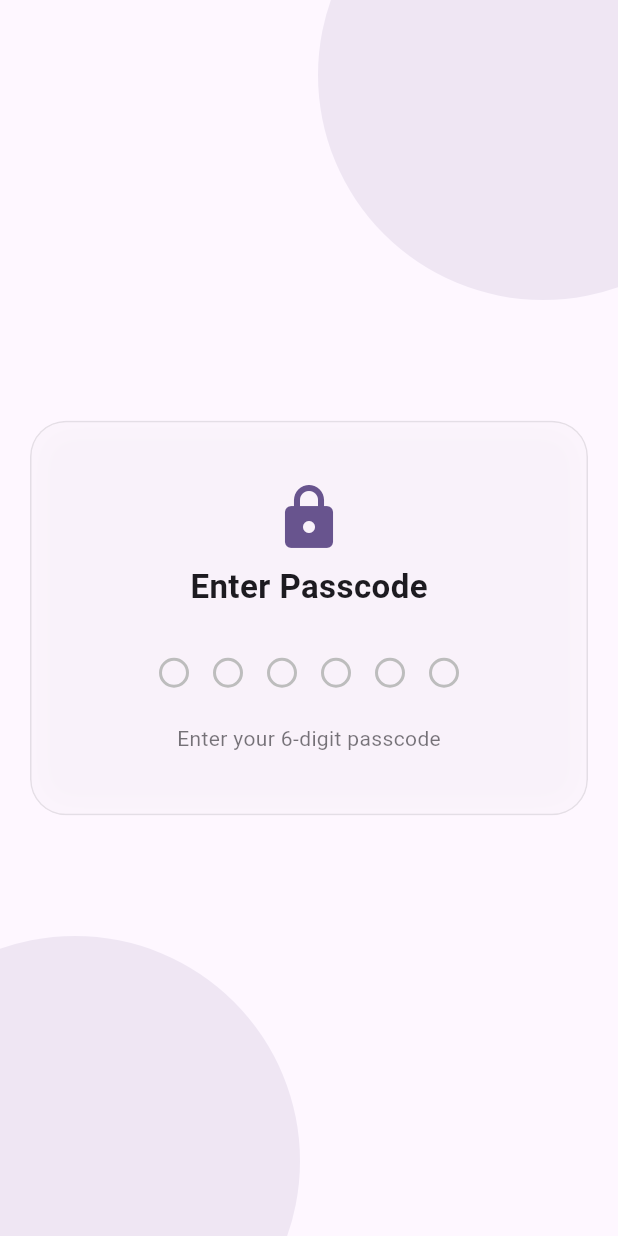
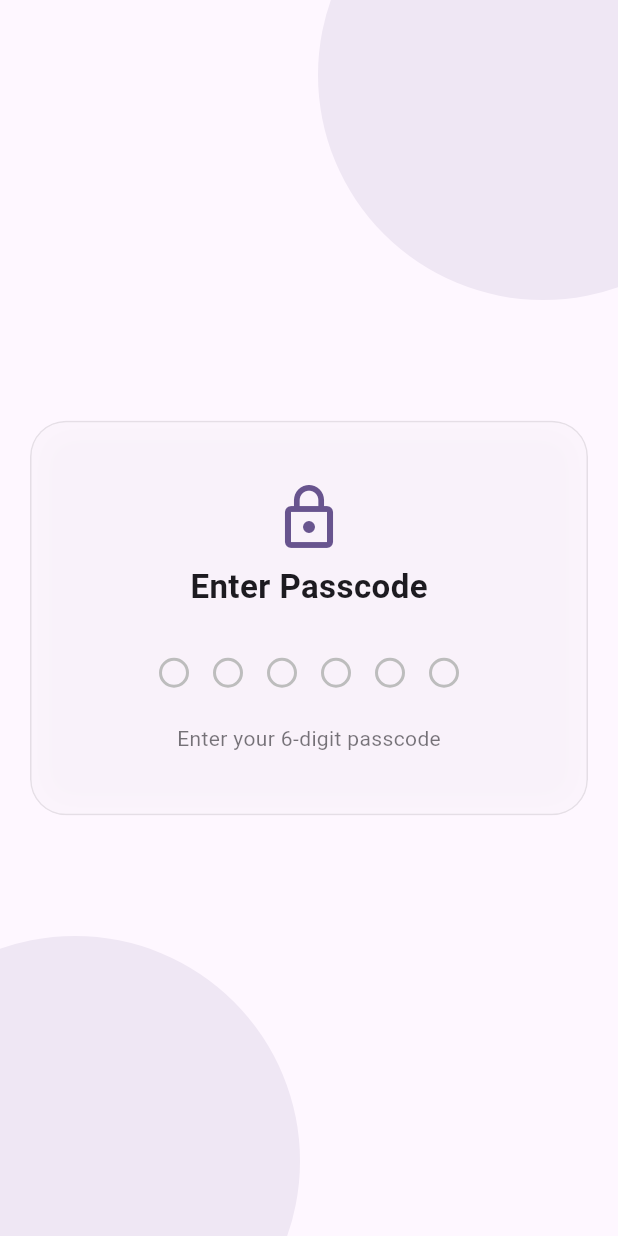
Before and after one commit to powershell1/Vaulta, a Flutter app: the screen it shows after launch, on a phone screen of 412 x 824 dp. Run offline on Flutter 3.47's test engine with Material 3 defaults, Android fonts, the phone set to English and light mode, and no system bars; missing offline and left inert: bcrypt, flutter_jailbreak_detection, flutter_udid.

Commit message:
Add jailbreak detection also use bcrypt hashing technique to passcode checking.

```diff
--- a/lib/main.dart
+++ b/lib/main.dart
@@ -1,6 +1,9 @@
+import 'dart:io';
+
 import 'package:flutter/material.dart';
-import 'package:provider/provider.dart';
+import 'package:flutter/services.dart';
 import 'package:vaulta/screens/passcode.dart';
+import 'package:flutter_jailbreak_detection/flutter_jailbreak_detection.dart';
 
 // Global navigator key to access navigation from anywhere
 final GlobalKey<NavigatorState> navigatorKey = GlobalKey<NavigatorState>();
@@ -12,17 +15,30 @@
 
 // Wrapper to monitor app lifecycle
 class AppLifecycleWrapper extends StatefulWidget {
-  const AppLifecycleWrapper({Key? key}) : super(key: key);
+  const AppLifecycleWrapper({super.key});
 
   @override
   State<AppLifecycleWrapper> createState() => _AppLifecycleWrapperState();
 }
 
-class _AppLifecycleWrapperState extends State<AppLifecycleWrapper> with WidgetsBindingObserver {
+class _AppLifecycleWrapperState extends State<AppLifecycleWrapper>
+    with WidgetsBindingObserver {
   bool _showWhiteScreen = false;
+
+  void jailbreakDetection() async {
+    bool isJailbreak = await FlutterJailbreakDetection.jailbroken;
+    if (isJailbreak) {
+      if (Platform.isAndroid) {
+        SystemNavigator.pop();
+      } else if (Platform.isIOS) {
+        exit(0);
+      }
+    }
+  }
 
   @override
   void initState() {
+    jailbreakDetection();
     super.initState();
     WidgetsBinding.instance.addObserver(this);
   }
@@ -35,38 +51,44 @@
 
   @override
   void didChangeAppLifecycleState(AppLifecycleState state) {
+    // Check for jailbreak detection when the app is resumed=
     if (state == AppLifecycleState.inactive) {
       setState(() {
         _showWhiteScreen = true;
       });
     }
     if (state == AppLifecycleState.resumed) {
-
-      // When app comes back to foreground, navigate to passcode screen
-      WidgetsBinding.instance.addPostFrameCallback((_) {
+      jailbreakDetection();
       navigatorKey.currentState?.pushAndRemoveUntil(
         MaterialPageRoute(builder: (context) => const PasscodeScreen()),
         (route) => false,
       );
+
+      // Reset white screen after navigation
+      if (mounted) {
         setState(() {
           _showWhiteScreen = false;
         });
-      });
+      }
     }
   }
 
   @override
   Widget build(BuildContext context) {
-    return _showWhiteScreen ? Container(
+    if (_showWhiteScreen) {
+      return Container(
         color: Colors.white,
         width: double.infinity,
         height: double.infinity,
-    ) : const MyApp();
+      );
+    } else {
+      return const MyApp();
+    }
   }
 }
 
 class MyApp extends StatelessWidget {
-  const MyApp({Key? key}) : super(key: key);
+  const MyApp({super.key});
 
   @override
   Widget build(BuildContext context) {
@@ -83,7 +105,7 @@
 }
 
 class HomeScreen extends StatelessWidget {
-  const HomeScreen({Key? key}) : super(key: key);
+  const HomeScreen({super.key});
 
   @override
   Widget build(BuildContext context) {
--- a/lib/screens/passcode.dart
+++ b/lib/screens/passcode.dart
@@ -2,9 +2,11 @@ import 'package:flutter/material.dart';
 import 'package:flutter/services.dart';
 import 'package:vaulta/main.dart';
 import 'dart:ui';
+import 'package:bcrypt/bcrypt.dart';
+import 'package:flutter_udid/flutter_udid.dart';
 
 class PasscodeScreen extends StatefulWidget {
-  const PasscodeScreen({Key? key}) : super(key: key);
+  const PasscodeScreen({super.key});
 
   @override
   _PasscodeScreenState createState() => _PasscodeScreenState();
@@ -13,7 +15,7 @@ class PasscodeScreen extends StatefulWidget {
 class PasscodeDisplay extends StatelessWidget {
   final bool isInput;
 
-  const PasscodeDisplay({Key? key, required this.isInput}) : super(key: key);
+  const PasscodeDisplay({super.key, required this.isInput});
 
   @override
   Widget build(BuildContext context) {
@@ -33,7 +35,7 @@ class PasscodeDisplay extends StatelessWidget {
         boxShadow: isInput
             ? [
                 BoxShadow(
-                  color: Theme.of(context).primaryColor.withOpacity(0.3),
+                  color: Theme.of(context).primaryColor.withValues(alpha: 0.3),
                   blurRadius: 8,
                   spreadRadius: 1,
                 )
@@ -50,11 +52,26 @@ class _PasscodeScreenState extends State<PasscodeScreen>
   final FocusNode _focusNode = FocusNode();
   late AnimationController _animationController;
   late Animation<double> _animation;
-  bool _isLoading = false;
+  late bool _isLoading = false;
+  late bool _unlocked = false;
+  late String _hashedPasscode;
+
+  Future<void> _generateHashedPasscode() async {
+    // In production, you'd retrieve this from secure storage instead of generating it
+    String salt;
+    print(BCrypt.gensalt());
+    salt = await FlutterUdid.udid;
+    salt = "\$2a\$10\$${salt}p.pummiphach";
+    _hashedPasscode = BCrypt.hashpw(
+      "123456",
+      salt,
+    );
+  }
 
   @override
   void initState() {
     super.initState();
+    _generateHashedPasscode();
     _animationController = AnimationController(
       duration: const Duration(milliseconds: 200),
       vsync: this,
@@ -80,10 +97,13 @@ class _PasscodeScreenState extends State<PasscodeScreen>
   }
 
   Future<bool> _isPasscodeValid(String passcode) async {
-    // Simulate a network call or database check
-    await Future.delayed(const Duration(seconds: 1));
-    return passcode ==
-        '123456'; // Replace with your actual passcode validation logic
+    bool checkPass = BCrypt.checkpw(
+      passcode,
+      _hashedPasscode,
+    );
+    await Future.delayed(const Duration(milliseconds: 500));
+    _unlocked = checkPass;
+    return checkPass;
   }
 
   Future<void> checkPasscode(String passcode) async {
@@ -145,7 +165,7 @@ class _PasscodeScreenState extends State<PasscodeScreen>
                 width: 300,
                 height: 300,
                 decoration: BoxDecoration(
-                  color: theme.colorScheme.primary.withOpacity(0.1),
+                  color: theme.colorScheme.primary.withValues(alpha: 0.1),
                   shape: BoxShape.circle,
                 ),
               ),
@@ -157,7 +177,7 @@ class _PasscodeScreenState extends State<PasscodeScreen>
                 width: 300,
                 height: 300,
                 decoration: BoxDecoration(
-                  color: theme.colorScheme.primary.withOpacity(0.1),
+                  color: theme.colorScheme.primary.withValues(alpha: 0.1),
                   shape: BoxShape.circle,
                 ),
               ),
@@ -183,15 +203,16 @@ class _PasscodeScreenState extends State<PasscodeScreen>
                           padding: const EdgeInsets.symmetric(
                               horizontal: 30, vertical: 40),
                           decoration: BoxDecoration(
-                            color: theme.colorScheme.surface.withOpacity(0.8),
+                            color: theme.colorScheme.surface
+                                .withValues(alpha: 0.8),
                             borderRadius: BorderRadius.circular(24),
                             border: Border.all(
-                              color:
-                                  theme.colorScheme.onSurface.withOpacity(0.1),
+                              color: theme.colorScheme.onSurface
+                                  .withValues(alpha: 0.1),
                             ),
                             boxShadow: [
                               BoxShadow(
-                                color: Colors.black.withOpacity(0.1),
+                                color: Colors.black.withValues(alpha: 0.1),
                                 blurRadius: 20,
                                 spreadRadius: 1,
                               )
@@ -212,7 +233,9 @@ class _PasscodeScreenState extends State<PasscodeScreen>
                                       ),
                                     )
                                   : Icon(
-                                      Icons.lock_rounded,
+                                      _unlocked
+                                          ? Icons.lock_open_rounded
+                                          : Icons.lock_outline,
                                       size: 48,
                                       color: theme.colorScheme.primary,
                                     ),
@@ -243,7 +266,7 @@ class _PasscodeScreenState extends State<PasscodeScreen>
                                 'Enter your 6-digit passcode',
                                 style: TextStyle(
                                   color: theme.colorScheme.onSurface
-                                      .withOpacity(0.6),
+                                      .withValues(alpha: 0.6),
                                   fontSize: 14,
                                 ),
                               ),
```
Also changed, not shown: pubspec.yaml (+9 -0 lines), pubspec.lock, 5 other files. Lines whose indentation alone changed are shown as unchanged.
